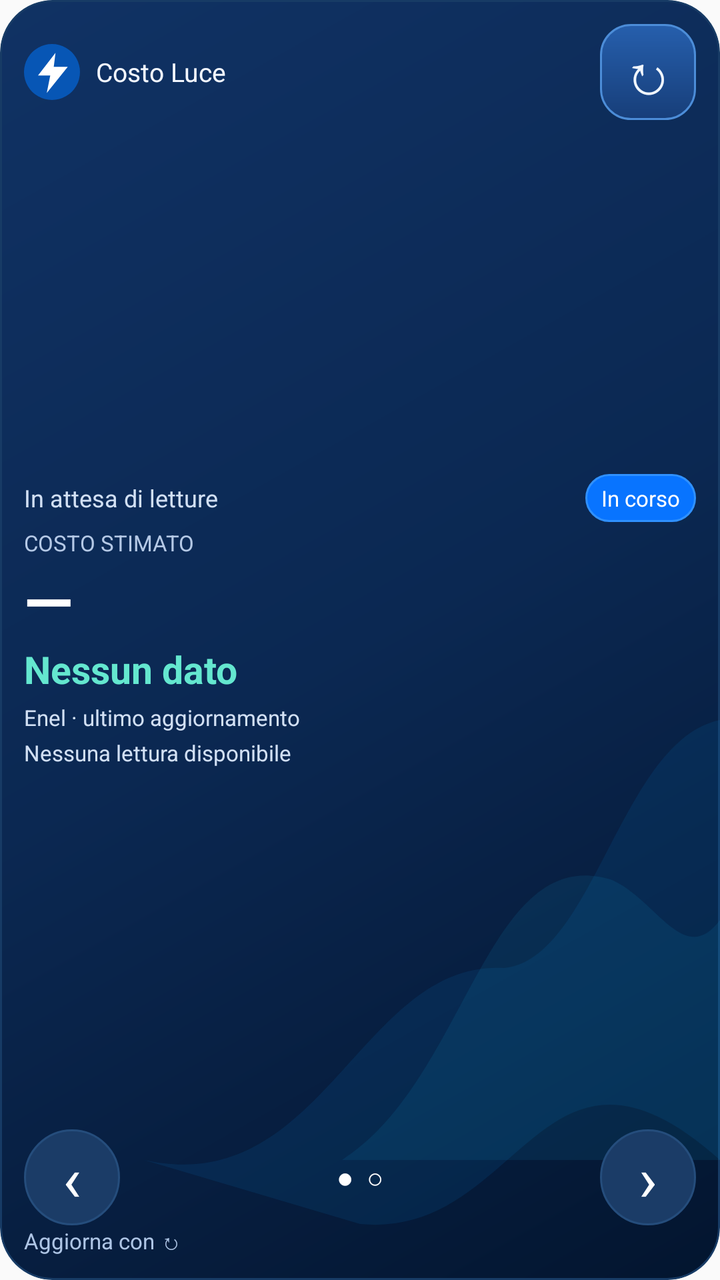
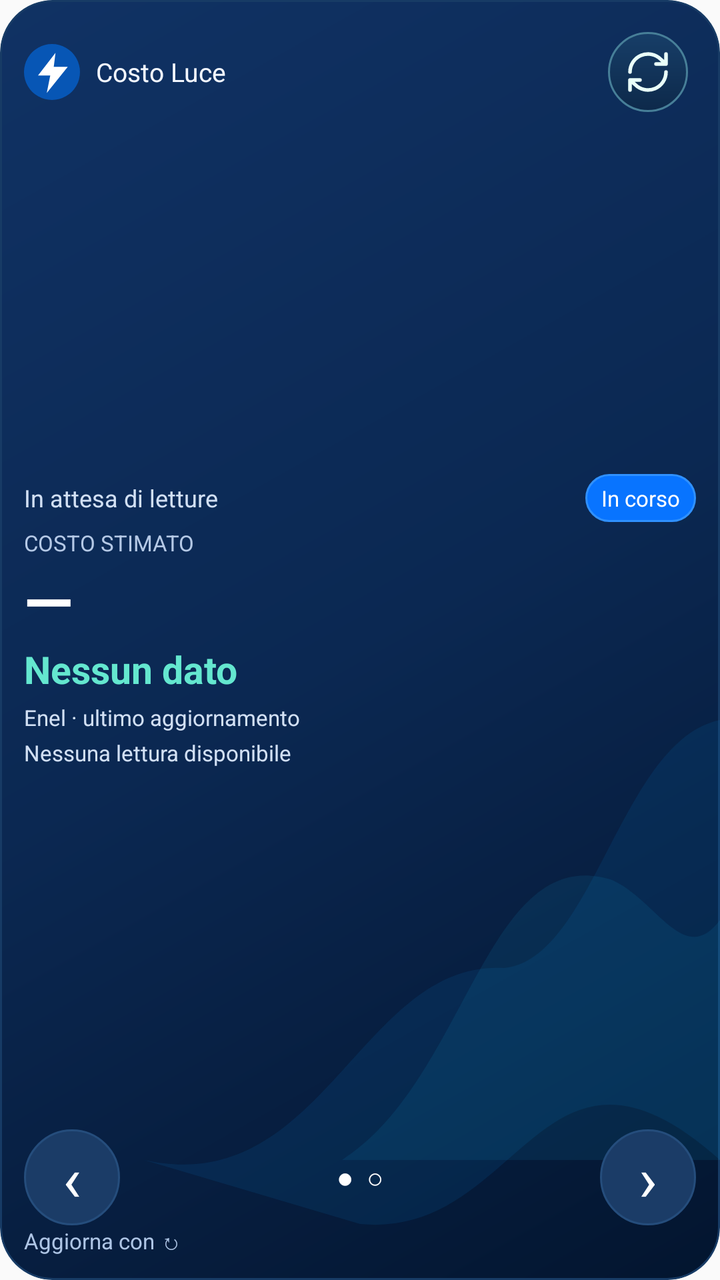

The first picture is an Android layout as it rendered before a commit; the second is the same layout after the commit. The layout source and the unified diff follow.
<!-- AndroidManifest.xml: application theme android:Theme.Material.Light.NoActionBar -->
<!-- res/layout/costoluce_widget.xml -->
<?xml version="1.0" encoding="utf-8"?>
<LinearLayout xmlns:android="http://schemas.android.com/apk/res/android" android:id="@+id/widget_root" android:layout_width="match_parent" android:layout_height="match_parent" android:orientation="vertical" android:background="@drawable/costoluce_widget_bg" android:clipToOutline="true" android:padding="12dp">
  <LinearLayout android:layout_width="match_parent" android:layout_height="48dp" android:orientation="horizontal" android:gravity="center_vertical">
    <ImageView android:layout_width="28dp" android:layout_height="28dp" android:src="@drawable/costoluce_logo" android:contentDescription="Costo Luce" />
    <TextView android:id="@+id/widget_brand" android:layout_width="0dp" android:layout_weight="1" android:layout_height="match_parent" android:gravity="center_vertical" android:layout_marginLeft="8dp" android:text="Costo Luce" android:textColor="#F3F7FF" android:textSize="13sp" android:maxLines="2" android:ellipsize="end" />
    <LinearLayout android:id="@+id/widget_units" android:layout_width="wrap_content" android:layout_height="48dp" android:orientation="horizontal" android:visibility="gone">
      <TextView android:id="@+id/widget_unit_kwh" android:layout_width="48dp" android:layout_height="match_parent" android:gravity="center" android:text="kWh" android:textColor="#FFFFFF" android:textSize="13sp" android:contentDescription="Mostra consumi in kWh" />
      <TextView android:id="@+id/widget_unit_eur" android:layout_width="48dp" android:layout_height="match_parent" android:gravity="center" android:text="€" android:textColor="#FFFFFF" android:textSize="15sp" android:contentDescription="Mostra costi stimati in euro" />
    </LinearLayout>
    <TextView android:id="@+id/widget_refresh" android:layout_width="48dp" android:layout_height="48dp" android:background="@drawable/costoluce_widget_refresh_bg" android:gravity="center" android:text="↻" android:textSize="28sp" android:textColor="#F1F7FF" android:contentDescription="Aggiorna i consumi Enel in background" android:clickable="true" android:focusable="true" />
  </LinearLayout>
  <LinearLayout android:id="@+id/widget_summary" android:layout_width="match_parent" android:layout_height="0dp" android:layout_weight="1" android:orientation="vertical" android:gravity="center_vertical">
    <LinearLayout android:layout_width="match_parent" android:layout_height="wrap_content" android:minHeight="24dp" android:orientation="horizontal" android:gravity="center_vertical">
      <TextView android:id="@+id/widget_period" android:layout_width="0dp" android:layout_weight="1" android:layout_height="wrap_content" android:text="In attesa di letture" android:textColor="#D2E0F4" android:textSize="12sp" android:maxLines="1" android:ellipsize="end" />
      <TextView android:id="@+id/widget_period_badge" android:layout_width="wrap_content" android:layout_height="24dp" android:gravity="center" android:layout_marginLeft="6dp" android:paddingLeft="8dp" android:paddingRight="8dp" android:text="In corso" android:background="@drawable/costoluce_widget_pill_selected" android:textColor="#FFFFFF" android:textSize="11sp" />
    </LinearLayout>
    <TextView android:id="@+id/widget_caption" android:layout_width="match_parent" android:layout_height="wrap_content" android:text="COSTO STIMATO" android:textColor="#B5C9E6" android:textSize="11sp" android:maxLines="1" android:layout_marginTop="3dp" />
    <TextView android:id="@+id/widget_euro" android:layout_width="match_parent" android:layout_height="wrap_content" android:text="—" android:textColor="#FFFFFF" android:textStyle="bold" android:textSize="32sp" android:fontFamily="sans" android:maxLines="1" android:ellipsize="end" />
    <TextView android:id="@+id/widget_kwh" android:layout_width="match_parent" android:layout_height="wrap_content" android:text="Nessun dato" android:textColor="#64E7CF" android:textStyle="bold" android:textSize="19sp" android:maxLines="1" android:ellipsize="end" />
    <TextView android:id="@+id/widget_source" android:layout_width="match_parent" android:layout_height="wrap_content" android:layout_marginTop="4dp" android:text="Enel · ultimo aggiornamento" android:textColor="#D2E0F4" android:textSize="11sp" android:maxLines="1" />
    <TextView android:id="@+id/widget_updated" android:layout_width="match_parent" android:layout_height="wrap_content" android:layout_marginTop="3dp" android:text="Nessuna lettura disponibile" android:textColor="#D2E0F4" android:textSize="11sp" android:maxLines="1" android:ellipsize="end" />
  </LinearLayout>
  <ImageView android:id="@+id/widget_chart" android:layout_width="match_parent" android:layout_height="0dp" android:layout_weight="1" android:visibility="gone" android:scaleType="fitXY" android:contentDescription="Storico mensile Enel" />
  <TextView android:id="@+id/widget_chart_note" android:layout_width="match_parent" android:layout_height="wrap_content" android:textColor="#B6CBE6" android:textSize="11sp" android:maxLines="1" android:ellipsize="end" android:visibility="gone" />
  <LinearLayout android:id="@+id/widget_spacer" android:layout_width="match_parent" android:layout_height="0dp" android:orientation="vertical" />
  <LinearLayout android:layout_width="match_parent" android:layout_height="48dp" android:orientation="horizontal" android:gravity="center_vertical" android:layout_marginTop="4dp">
    <TextView android:id="@+id/widget_prev" android:layout_width="48dp" android:layout_height="48dp" android:background="@drawable/costoluce_widget_nav_bg" android:text="‹" android:textSize="31sp" android:textColor="#FFFFFF" android:gravity="center" android:contentDescription="Cambia pagina" />
    <TextView android:id="@+id/widget_dots" android:layout_width="0dp" android:layout_weight="1" android:layout_height="match_parent" android:text="●  ○" android:textColor="#FFFFFF" android:textSize="14sp" android:gravity="center" android:contentDescription="Cambia pagina del widget" />
    <TextView android:id="@+id/widget_next" android:layout_width="48dp" android:layout_height="48dp" android:background="@drawable/costoluce_widget_nav_bg" android:text="›" android:textSize="31sp" android:textColor="#FFFFFF" android:gravity="center" android:contentDescription="Cambia pagina" />
  </LinearLayout>
  <TextView android:id="@+id/widget_status" android:layout_width="match_parent" android:layout_height="wrap_content" android:gravity="center_vertical" android:text="Aggiorna con ↻" android:textColor="#AEC5E5" android:textSize="11sp" android:maxLines="1" android:ellipsize="end" android:clickable="true" android:contentDescription="Stato aggiornamento Enel; tocca per aggiornare" />
</LinearLayout>
<!-- resources referenced by this layout -->
<resources>
  <!-- drawable costoluce_logo (drawable) -->
  <vector xmlns:android="http://schemas.android.com/apk/res/android" android:width="32dp" android:height="32dp" android:viewportWidth="32" android:viewportHeight="32"><path android:fillColor="#0756B5" android:pathData="M16,0 A16,16 0,1 1,15.99 0"/><path android:fillColor="#FFFFFF" android:pathData="M18,5 L8,18 L15,18 L13,28 L25,13 L17,13 Z"/></vector>
  <!-- drawable costoluce_widget_bg (drawable) -->
  <layer-list xmlns:android="http://schemas.android.com/apk/res/android"><item><shape><gradient android:angle="135" android:startColor="#03152F" android:centerColor="#0B2852" android:endColor="#103264"/><corners android:radius="26dp"/><stroke android:width="1dp" android:color="#173B65"/></shape></item>
  <item><vector android:width="1dp" android:height="1dp" android:viewportWidth="400" android:viewportHeight="320"><path android:fillColor="#0A75BB" android:fillAlpha="0.14" android:pathData="M80,290 C180,300 200,240 280,242 C330,240 345,185 400,180 L400,290 C300,250 290,310 200,306 Z"/><path android:fillColor="#1498C8" android:fillAlpha="0.12" android:pathData="M190,290 C260,270 270,210 340,220 C365,225 380,242 400,230 L400,290 Z"/></vector></item></layer-list>
  <!-- drawable costoluce_widget_nav_bg (drawable) -->
  <shape xmlns:android="http://schemas.android.com/apk/res/android"><solid android:color="#1B3C67"/><corners android:radius="30dp"/><stroke android:width="1dp" android:color="#254D7C"/></shape>
  <!-- drawable costoluce_widget_pill_selected (drawable) -->
  <shape xmlns:android="http://schemas.android.com/apk/res/android"><solid android:color="#0874FF"/><corners android:radius="24dp"/><stroke android:width="1dp" android:color="#3091FF"/></shape>
  <!-- drawable costoluce_widget_refresh_bg (drawable) -->
  <?xml version="1.0" encoding="utf-8"?>
  <shape xmlns:android="http://schemas.android.com/apk/res/android" android:shape="rectangle">
      <gradient android:angle="270" android:startColor="#265FAD" android:endColor="#173E79"/>
      <corners android:radius="15dp"/>
      <stroke android:width="1dp" android:color="#4C8DD8"/>
  </shape>
</resources>

<!-- the commit's change to res/layout/costoluce_widget.xml (unified diff, before → after) -->
@@ -7,7 +7,7 @@
       <TextView android:id="@+id/widget_unit_kwh" android:layout_width="48dp" android:layout_height="match_parent" android:gravity="center" android:text="kWh" android:textColor="#FFFFFF" android:textSize="13sp" android:contentDescription="Mostra consumi in kWh" />
       <TextView android:id="@+id/widget_unit_eur" android:layout_width="48dp" android:layout_height="match_parent" android:gravity="center" android:text="€" android:textColor="#FFFFFF" android:textSize="15sp" android:contentDescription="Mostra costi stimati in euro" />
     </LinearLayout>
-    <TextView android:id="@+id/widget_refresh" android:layout_width="48dp" android:layout_height="48dp" android:background="@drawable/costoluce_widget_refresh_bg" android:gravity="center" android:text="↻" android:textSize="28sp" android:textColor="#F1F7FF" android:contentDescription="Aggiorna i consumi Enel in background" android:clickable="true" android:focusable="true" />
+    <ImageButton android:id="@+id/widget_refresh" android:layout_width="48dp" android:layout_height="48dp" android:background="@drawable/costoluce_widget_refresh_bg" android:contentDescription="Aggiorna i consumi Enel in background" android:clickable="true" android:focusable="true" android:src="@drawable/costoluce_refresh_icon" android:padding="12dp" android:scaleType="fitCenter" />
   </LinearLayout>
   <LinearLayout android:id="@+id/widget_summary" android:layout_width="match_parent" android:layout_height="0dp" android:layout_weight="1" android:orientation="vertical" android:gravity="center_vertical">
     <LinearLayout android:layout_width="match_parent" android:layout_height="wrap_content" android:minHeight="24dp" android:orientation="horizontal" android:gravity="center_vertical">
<!-- resource entries referenced after the edit -->
@@ -2,6 +2,11 @@
 <resources>
   <!-- drawable costoluce_logo (drawable) -->
   <vector xmlns:android="http://schemas.android.com/apk/res/android" android:width="32dp" android:height="32dp" android:viewportWidth="32" android:viewportHeight="32"><path android:fillColor="#0756B5" android:pathData="M16,0 A16,16 0,1 1,15.99 0"/><path android:fillColor="#FFFFFF" android:pathData="M18,5 L8,18 L15,18 L13,28 L25,13 L17,13 Z"/></vector>
+  <!-- drawable costoluce_refresh_icon (drawable) -->
+  <?xml version="1.0" encoding="utf-8"?>
+  <vector xmlns:android="http://schemas.android.com/apk/res/android" android:width="24dp" android:height="24dp" android:viewportWidth="24" android:viewportHeight="24">
+      <path android:fillColor="@android:color/transparent" android:strokeColor="#E9FFF9" android:strokeWidth="1.8" android:strokeLineCap="round" android:strokeLineJoin="round" android:pathData="M3,12 A9,9 0,0 1,18.36,5.64 L21,8 M21,3 L21,8 L16,8 M21,12 A9,9 0,0 1,5.64,18.36 L3,16 M8,16 L3,16 L3,21" />
+  </vector>
   <!-- drawable costoluce_widget_bg (drawable) -->
   <layer-list xmlns:android="http://schemas.android.com/apk/res/android"><item><shape><gradient android:angle="135" android:startColor="#03152F" android:centerColor="#0B2852" android:endColor="#103264"/><corners android:radius="26dp"/><stroke android:width="1dp" android:color="#173B65"/></shape></item>
   <item><vector android:width="1dp" android:height="1dp" android:viewportWidth="400" android:viewportHeight="320"><path android:fillColor="#0A75BB" android:fillAlpha="0.14" android:pathData="M80,290 C180,300 200,240 280,242 C330,240 345,185 400,180 L400,290 C300,250 290,310 200,306 Z"/><path android:fillColor="#1498C8" android:fillAlpha="0.12" android:pathData="M190,290 C260,270 270,210 340,220 C365,225 380,242 400,230 L400,290 Z"/></vector></item></layer-list>
@@ -11,10 +16,20 @@
   <shape xmlns:android="http://schemas.android.com/apk/res/android"><solid android:color="#0874FF"/><corners android:radius="24dp"/><stroke android:width="1dp" android:color="#3091FF"/></shape>
   <!-- drawable costoluce_widget_refresh_bg (drawable) -->
   <?xml version="1.0" encoding="utf-8"?>
-  <shape xmlns:android="http://schemas.android.com/apk/res/android" android:shape="rectangle">
-      <gradient android:angle="270" android:startColor="#265FAD" android:endColor="#173E79"/>
-      <corners android:radius="15dp"/>
-      <stroke android:width="1dp" android:color="#4C8DD8"/>
-  </shape>
+  <ripple xmlns:android="http://schemas.android.com/apk/res/android" android:color="#4064E7CF">
+      <item>
+          <inset android:insetLeft="4dp" android:insetTop="4dp" android:insetRight="4dp" android:insetBottom="4dp">
+              <shape android:shape="oval">
+                  <gradient android:angle="270" android:startColor="#173E68" android:endColor="#0D294A" />
+                  <stroke android:width="1dp" android:color="#477F98" />
+              </shape>
+          </inset>
+      </item>
+      <item android:id="@android:id/mask">
+          <inset android:insetLeft="4dp" android:insetTop="4dp" android:insetRight="4dp" android:insetBottom="4dp">
+              <shape android:shape="oval"><solid android:color="#FFFFFF" /></shape>
+          </inset>
+      </item>
+  </ripple>
 </resources>
 
